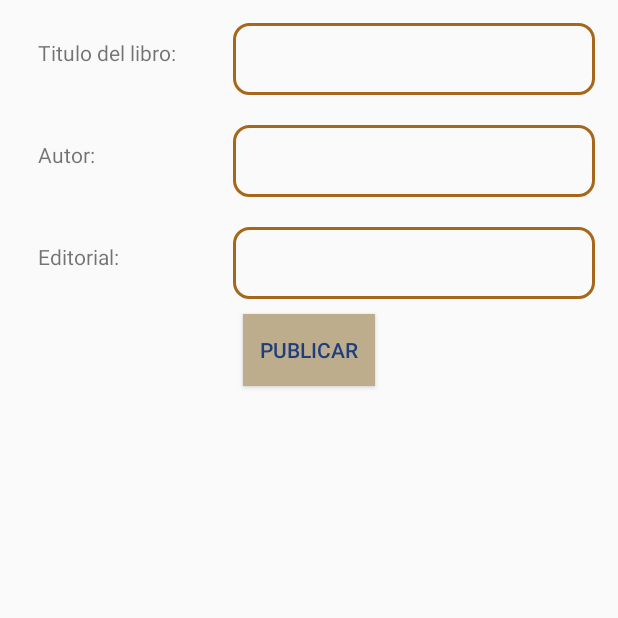
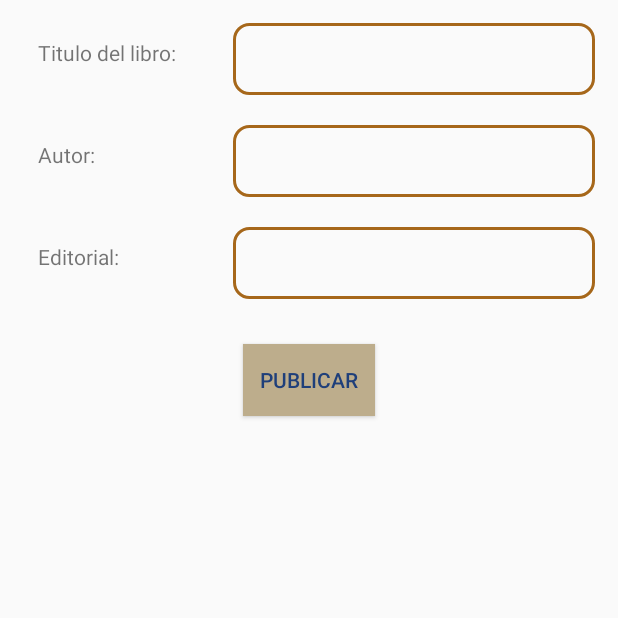
Before and after one commit to Dagorik/LendMybook, an Android app: the fragment PublicarDialogFragment shown on its own in the app's theme, on a phone screen of 412 x 824 dp, the top half of it. Run offline under Robolectric (Android 15) with nearby library versions, the phone set to English and light mode, and no system bars.

Commit message:
Creando el adaptador

```diff
--- a/app/src/main/java/com/lendmybook/dagorik/lendmybook/MainActivity.java
+++ b/app/src/main/java/com/lendmybook/dagorik/lendmybook/MainActivity.java
@@ -21,6 +21,7 @@ import com.facebook.login.LoginManager;
 import com.lendmybook.dagorik.lendmybook.fragmentes.OneFragment;
 import com.lendmybook.dagorik.lendmybook.fragmentes.ThreeFragment;
 import com.lendmybook.dagorik.lendmybook.fragmentes.TwoFragment;
+import com.lendmybook.dagorik.lendmybook.models.BookArray;
 
 import org.json.JSONObject;
 
@@ -33,6 +34,7 @@ public class MainActivity extends AppCompatActivity {
     private TabLayout tabLayout;
     private ViewPager viewPager;
     private String urlPerfil;
+    private List<BookArray> bookArrayList;
 
     @Override
     protected void onCreate(Bundle savedInstanceState) {
@@ -51,6 +53,8 @@ public class MainActivity extends AppCompatActivity {
 
         tabLayout.setupWithViewPager(viewPager);
 
+        //Agregando datos a la lista libros
+        bookArrayList.add(new BookArray());
 
         if (AccessToken.getCurrentAccessToken() == null) {
             goLoginScreen();
--- a/app/src/main/res/layout/fragment_dialog.xml
+++ b/app/src/main/res/layout/fragment_dialog.xml
@@ -2,11 +2,11 @@
 <LinearLayout xmlns:android="http://schemas.android.com/apk/res/android"
     android:layout_width="match_parent"
     android:layout_height="match_parent"
+    android:elevation="10dp"
+    android:minHeight="250dp"
     android:minWidth="900dp"
-    android:minHeight="200dp"
     android:orientation="vertical"
-    android:padding="5dp"
-    android:elevation="10dp">
+    android:padding="5dp">
 
 
     <LinearLayout
@@ -76,6 +76,7 @@
         android:layout_width="wrap_content"
         android:layout_height="wrap_content"
         android:layout_gravity="center"
+        android:layout_marginTop="20dp"
         android:background="@color/colorBeige"
         android:elevation="10dp"
         android:text="Publicar"
```
Also changed, not shown: app/src/main/java/com/lendmybook/dagorik/lendmybook/BooksAdapter.java (added, +79 -0 lines), app/src/main/java/com/lendmybook/dagorik/lendmybook/models/BookArray.java (added, +20 -0 lines), app/src/main/res/layout/item_books.xml (added, +18 -0 lines).
